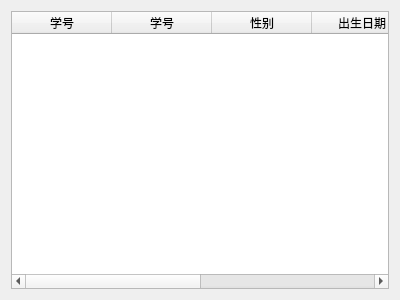
Tsunaou/Student-Management-System-Qt, file StuSubWindow.ui: the form before one commit.
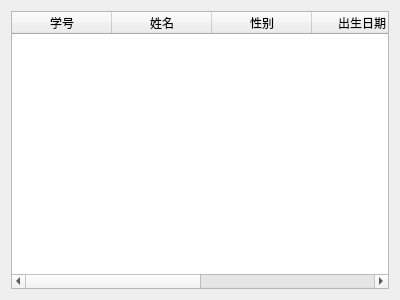
The form after the commit.

Diff of the .ui file:
```diff
--- a/StuSubWindow.ui
+++ b/StuSubWindow.ui
@@ -23,7 +23,7 @@
      </column>
      <column>
       <property name="text">
-       <string>学号</string>
+       <string>姓名</string>
       </property>
      </column>
      <column>
```
